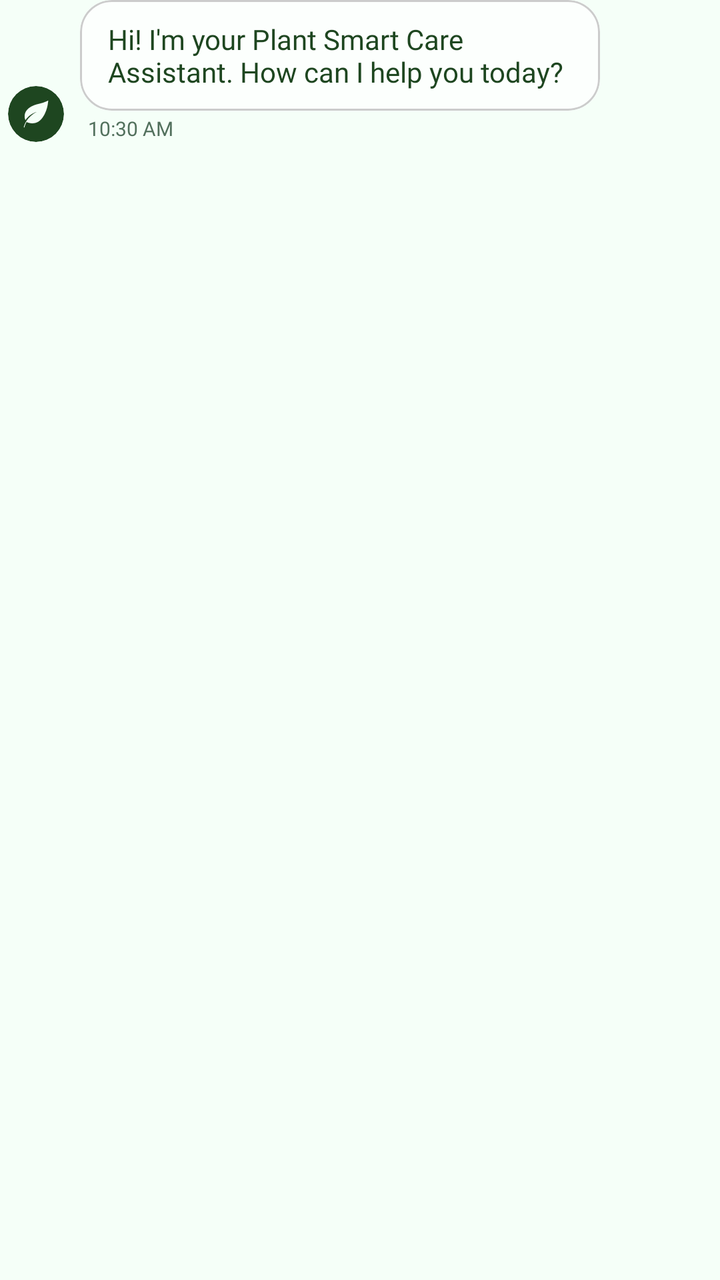
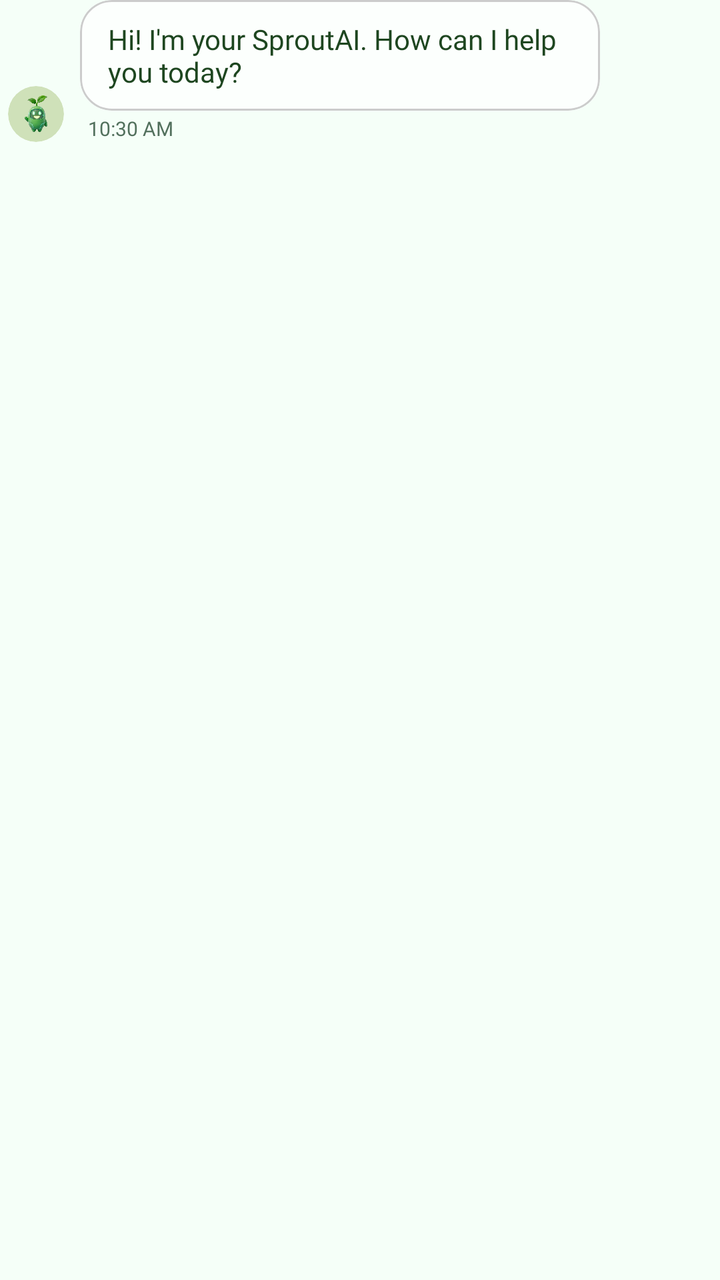

Screens rendered from an Android XML layout before and after an edit, with the pre-edit source and the edit as a unified diff.
<!-- AndroidManifest.xml: application theme Theme.SmartGrow -->
<!-- res/layout/item_chat_left_ai.xml -->
<?xml version="1.0" encoding="utf-8"?>
<LinearLayout
    xmlns:android="http://schemas.android.com/apk/res/android"
    xmlns:app="http://schemas.android.com/apk/res-auto"
    android:layout_width="match_parent"
    android:layout_height="wrap_content"
    android:orientation="vertical"
    android:layout_marginBottom="12dp"
    android:paddingHorizontal="4dp">

    
    <LinearLayout
        android:layout_width="match_parent"
        android:layout_height="wrap_content"
        android:orientation="horizontal"
        android:gravity="bottom">

        <com.google.android.material.card.MaterialCardView
            android:layout_width="28dp"
            android:layout_height="28dp"
            android:layout_marginRight="8dp"
            app:cardCornerRadius="14dp"
            app:cardBackgroundColor="@color/profile_title_color"
            app:strokeWidth="0dp">
            <ImageView
                android:layout_width="16dp"
                android:layout_height="16dp"
                android:src="@drawable/smartgrow_logo"
                android:layout_gravity="center"
                app:tint="@color/app_background"
                android:contentDescription="Assistant Avatar" />
        </com.google.android.material.card.MaterialCardView>

        <LinearLayout
            android:layout_width="wrap_content"
            android:layout_height="wrap_content"
            android:orientation="vertical"
            android:layout_weight="0">

            <com.google.android.material.card.MaterialCardView
                android:layout_width="wrap_content"
                android:layout_height="wrap_content"
                app:cardCornerRadius="16dp"
                app:cardBackgroundColor="@color/profile_card_bg"
                app:strokeColor="@color/divider"
                app:strokeWidth="1dp"
                app:cardElevation="0dp">
                <TextView
                    android:id="@+id/tv_chat_message_text"
                    android:layout_width="wrap_content"
                    android:layout_height="wrap_content"
                    android:text="Hi! I'm your Plant Smart Care Assistant. How can I help you today?"
                    android:textColor="@color/profile_title_color"
                    android:textSize="14sp"
                    android:fontFamily="@font/inter_medium"
                    android:paddingHorizontal="14dp"
                    android:paddingVertical="10dp"
                    android:maxWidth="260dp"/>
            </com.google.android.material.card.MaterialCardView>

            <TextView
                android:id="@+id/tv_chat_message_time"
                android:layout_width="wrap_content"
                android:layout_height="wrap_content"
                android:text="10:30 AM"
                android:textColor="@color/text_secondary"
                android:textSize="10sp"
                android:fontFamily="@font/inter_medium"
                android:layout_marginTop="2dp"
                android:layout_marginLeft="4dp"/>
        </LinearLayout>
    </LinearLayout>

    
    <com.google.android.material.chip.ChipGroup
        android:id="@+id/cg_follow_up_suggestions"
        android:layout_width="match_parent"
        android:layout_height="wrap_content"
        android:layout_marginTop="6dp"
        android:layout_marginLeft="36dp"
        app:chipSpacingHorizontal="6dp"
        app:chipSpacingVertical="4dp"
        app:singleLine="false" />

</LinearLayout>
<!-- resources referenced by this layout -->
<resources>
  <color name="app_background">#F5FFF8</color>
  <color name="divider">#CCCCCC</color>
  <color name="profile_card_bg">#B3FFFFFF</color>
  <color name="profile_title_color">#1e4620</color>
  <color name="text_secondary">#52705D</color>
  <!-- drawable smartgrow_logo (drawable) -->
  <vector xmlns:android="http://schemas.android.com/apk/res/android"
      android:width="512dp"
      android:height="512dp"
      android:viewportWidth="512"
      android:viewportHeight="512">
    <path
        android:pathData="M450.51,40.54C451.69,49.93 449.42,64.02 448.23,73.61C445.55,95.26 441.84,116.44 437.16,137.7C432.79,157.53 426.59,176.74 420.14,195.94C413.6,215.43 405.32,234.43 396.2,252.86C365.85,314.19 322,375.69 253.56,396.82C218.79,407.55 180.93,407.59 145.69,398.75C137.09,396.59 128.25,394.15 120.05,390.76C115.44,388.85 110.3,385.94 105.44,384.87C101.12,388.85 98.45,396.61 95.79,401.81C88.43,416.18 82.25,431.07 77.28,446.4C75.71,451.25 74.11,456.35 73.12,461.36C72.52,464.39 72.53,468.81 69.87,470.84C66.34,473.54 61.22,470.83 61.33,466.41C61.5,458.89 64.84,450.02 67.21,442.95C76.8,414.29 89.86,386.25 107.25,361.35C137.07,318.63 171.84,284.95 213.77,254.21C225.43,245.67 237.96,238.24 250.53,231.16C252.63,229.99 263.7,224.44 263.95,223.14C258.28,223.66 252.14,226.78 246.84,228.84C236,233.06 225.39,237.6 214.96,242.8C178.71,260.9 145.96,284.62 118.08,314.22C110.67,322.08 103.61,330.55 97.34,339.33C93.83,344.24 90.8,350.09 86.74,354.53C84.54,352.15 83.77,347.57 82.68,344.45C79.54,335.49 77.38,326.15 75.82,316.79C68.38,271.88 80.81,227.58 109.7,192.71C148.94,145.33 208.43,118.82 266.09,102.2C295,93.86 324.85,88.93 353.52,79.72C375.62,72.62 397.57,65.12 418.83,55.77C426.02,52.61 433.08,49.22 440.12,45.72C443.53,44.02 446.84,41.57 450.51,40.54Z"
        android:strokeLineJoin="round"
        android:strokeWidth="0.25"
        android:fillColor="#000000"
        android:fillType="evenOdd"
        android:strokeColor="#000000"/>
  </vector>
  <style name="Theme.SmartGrow" parent="Base.Theme.SmartGrow" />
  <style name="Base.Theme.SmartGrow" parent="Theme.Material3.DayNight.NoActionBar">
          <item name="android:windowBackground">@color/app_background</item>
          <item name="android:windowDisablePreview">true</item>
  
          
          <item name="android:statusBarColor">@color/app_background</item>
          <item name="android:windowLightStatusBar">true</item>
  
          
          <item name="android:navigationBarColor">@color/app_background</item>
          <item name="android:windowLightNavigationBar" ns0:targetApi="o_mr1">true</item>
  
          <item name="android:windowDrawsSystemBarBackgrounds">true</item>
          <item name="android:windowTranslucentStatus">false</item>
          <item name="android:windowTranslucentNavigation">false</item>
  
          
          <item name="popupMenuStyle">@style/ModernPopupMenuStyle</item>
      </style>
  <style name="ModernPopupMenuStyle" parent="Widget.Material3.PopupMenu">
          <item name="android:popupBackground">@android:color/white</item>
      </style>
</resources>

<!-- the commit's change to res/layout/item_chat_left_ai.xml (unified diff, before → after) -->
@@ -20,14 +20,13 @@
             android:layout_height="28dp"
             android:layout_marginRight="8dp"
             app:cardCornerRadius="14dp"
-            app:cardBackgroundColor="@color/profile_title_color"
+            app:cardBackgroundColor="#cfe1b9"
             app:strokeWidth="0dp">
             <ImageView
-                android:layout_width="16dp"
-                android:layout_height="16dp"
-                android:src="@drawable/smartgrow_logo"
+                android:layout_width="22dp"
+                android:layout_height="22dp"
+                android:src="@drawable/bot_welcoming"
                 android:layout_gravity="center"
-                app:tint="@color/app_background"
                 android:contentDescription="Assistant Avatar" />
         </com.google.android.material.card.MaterialCardView>
 
@@ -49,7 +48,7 @@
                     android:id="@+id/tv_chat_message_text"
                     android:layout_width="wrap_content"
                     android:layout_height="wrap_content"
-                    android:text="Hi! I'm your Plant Smart Care Assistant. How can I help you today?"
+                    android:text="Hi! I'm your SproutAI. How can I help you today?"
                     android:textColor="@color/profile_title_color"
                     android:textSize="14sp"
                     android:fontFamily="@font/inter_medium"
<!-- resource entries referenced after the edit -->
@@ -5,20 +5,7 @@
   <color name="profile_card_bg">#B3FFFFFF</color>
   <color name="profile_title_color">#1e4620</color>
   <color name="text_secondary">#52705D</color>
-  <!-- drawable smartgrow_logo (drawable) -->
-  <vector xmlns:android="http://schemas.android.com/apk/res/android"
-      android:width="512dp"
-      android:height="512dp"
-      android:viewportWidth="512"
-      android:viewportHeight="512">
-    <path
-        android:pathData="M450.51,40.54C451.69,49.93 449.42,64.02 448.23,73.61C445.55,95.26 441.84,116.44 437.16,137.7C432.79,157.53 426.59,176.74 420.14,195.94C413.6,215.43 405.32,234.43 396.2,252.86C365.85,314.19 322,375.69 253.56,396.82C218.79,407.55 180.93,407.59 145.69,398.75C137.09,396.59 128.25,394.15 120.05,390.76C115.44,388.85 110.3,385.94 105.44,384.87C101.12,388.85 98.45,396.61 95.79,401.81C88.43,416.18 82.25,431.07 77.28,446.4C75.71,451.25 74.11,456.35 73.12,461.36C72.52,464.39 72.53,468.81 69.87,470.84C66.34,473.54 61.22,470.83 61.33,466.41C61.5,458.89 64.84,450.02 67.21,442.95C76.8,414.29 89.86,386.25 107.25,361.35C137.07,318.63 171.84,284.95 213.77,254.21C225.43,245.67 237.96,238.24 250.53,231.16C252.63,229.99 263.7,224.44 263.95,223.14C258.28,223.66 252.14,226.78 246.84,228.84C236,233.06 225.39,237.6 214.96,242.8C178.71,260.9 145.96,284.62 118.08,314.22C110.67,322.08 103.61,330.55 97.34,339.33C93.83,344.24 90.8,350.09 86.74,354.53C84.54,352.15 83.77,347.57 82.68,344.45C79.54,335.49 77.38,326.15 75.82,316.79C68.38,271.88 80.81,227.58 109.7,192.71C148.94,145.33 208.43,118.82 266.09,102.2C295,93.86 324.85,88.93 353.52,79.72C375.62,72.62 397.57,65.12 418.83,55.77C426.02,52.61 433.08,49.22 440.12,45.72C443.53,44.02 446.84,41.57 450.51,40.54Z"
-        android:strokeLineJoin="round"
-        android:strokeWidth="0.25"
-        android:fillColor="#000000"
-        android:fillType="evenOdd"
-        android:strokeColor="#000000"/>
-  </vector>
+  <!-- drawable bot_welcoming: png bitmap (drawable, 220110 bytes) -->
   <style name="Theme.SmartGrow" parent="Base.Theme.SmartGrow" />
   <style name="Base.Theme.SmartGrow" parent="Theme.Material3.DayNight.NoActionBar">
           <item name="android:windowBackground">@color/app_background</item>
